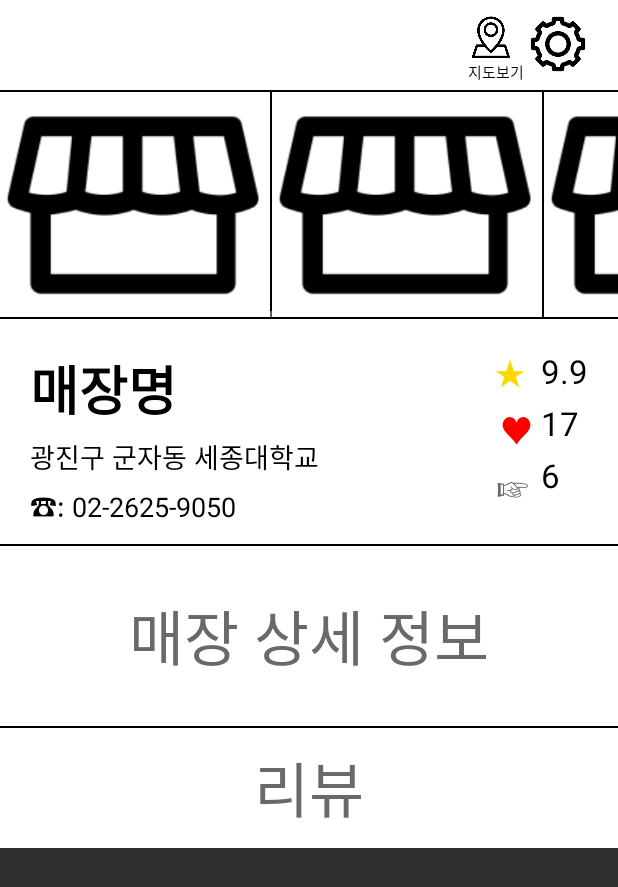
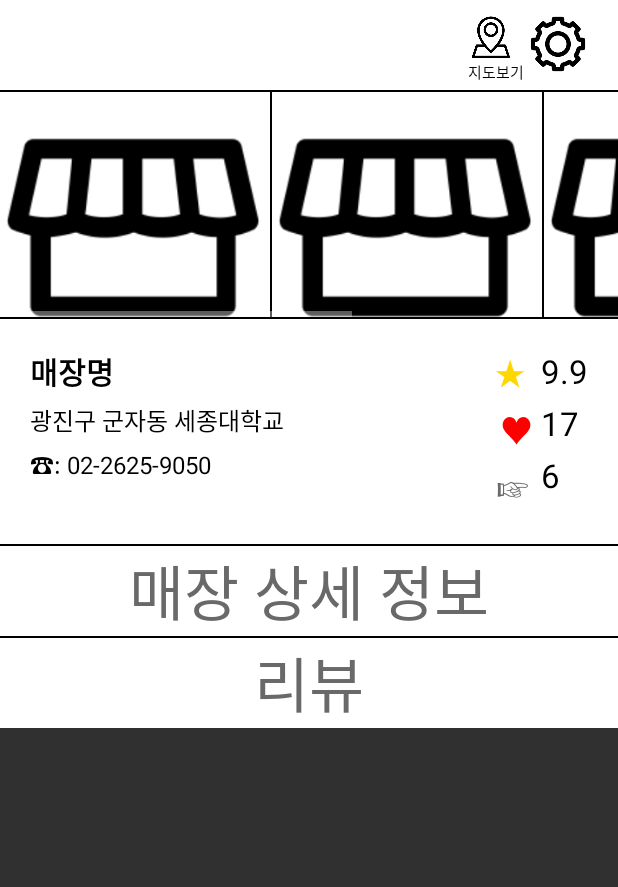
Before and after one commit to SnoopyKim/NewSikDang, an Android app: the Restaurant screen opened directly, with no data from a screen before it, on a phone screen of 412 x 824 dp. Shown: the top 887 px of the screen. Run offline under Robolectric (Android 15) with nearby library versions, the phone set to English and light mode, and no system bars; our stand-ins replace Firebase (no records; nobody signed in at launch, a user with empty details on screens opened directly); 3 statements that could not run were skipped.

Commit message:
Restaurant View & Data retrieve
+ some layout

```diff
--- a/app/src/main/java/project/com/newsikdang/OneFragment.java
+++ b/app/src/main/java/project/com/newsikdang/OneFragment.java
@@ -62,8 +62,9 @@ public class OneFragment extends Fragment implements View.OnClickListener {
                     @Override
                     public void onDataChange(@NonNull DataSnapshot dataSnapshot) {
                         for (DataSnapshot data : dataSnapshot.getChildren()) {
+                            String stResKey = data.getKey();
                             String stResName = data.child("name").getValue().toString();
-                            items.add(new ReslistActivity(stResName, "357", "43", "9.8"));
+                            items.add(new ReslistActivity(stResKey, stResName, "357", "43", "9.8"));
                             mAdapter.notifyDataSetChanged();
                         }
                     }
--- a/app/src/main/java/project/com/newsikdang/RecyclerViewHolder.java
+++ b/app/src/main/java/project/com/newsikdang/RecyclerViewHolder.java
@@ -5,6 +5,7 @@ import android.view.View;
 import android.widget.TextView;
 
 public class RecyclerViewHolder extends RecyclerView.ViewHolder {
+
     public TextView mRestxt1;
     public TextView mRestxt2;
     public TextView mRestxt3;
--- a/app/src/main/java/project/com/newsikdang/Restaurant.java
+++ b/app/src/main/java/project/com/newsikdang/Restaurant.java
@@ -1,13 +1,45 @@
 package project.com.newsikdang;
 
+import android.support.annotation.NonNull;
 import android.support.v7.app.AppCompatActivity;
 import android.os.Bundle;
+import android.widget.TextView;
+
+import com.google.firebase.database.DataSnapshot;
+import com.google.firebase.database.DatabaseError;
+import com.google.firebase.database.DatabaseReference;
+import com.google.firebase.database.FirebaseDatabase;
+import com.google.firebase.database.ValueEventListener;
 
 public class Restaurant extends AppCompatActivity {
+
+    DatabaseReference restaurantRef;
+
+    TextView tvResName, tvResAddress, tvResPhone;
 
     @Override
     protected void onCreate(Bundle savedInstanceState) {
         super.onCreate(savedInstanceState);
         setContentView(R.layout.restaurant);
+
+        tvResName = findViewById(R.id.res_name);
+        tvResAddress = findViewById(R.id.res_address);
+        tvResPhone = findViewById(R.id.res_number);
+
+        String key = getIntent().getStringExtra("key");
+
+        restaurantRef = FirebaseDatabase.getInstance().getReference("restaurants")
+                .child("3040000").child(key);
+
+        restaurantRef.addListenerForSingleValueEvent(new ValueEventListener() {
+            @Override
+            public void onDataChange(@NonNull DataSnapshot dataSnapshot) {
+                tvResName.setText(dataSnapshot.child("name").getValue().toString());
+                tvResAddress.setText(dataSnapshot.child("address").getValue().toString());
+                tvResPhone.setText(dataSnapshot.child("tel").getValue().toString());
+            }
+            @Override
+            public void onCancelled(@NonNull DatabaseError databaseError) { }
+        });
     }
 }
--- a/app/src/main/res/layout/restaurant.xml
+++ b/app/src/main/res/layout/restaurant.xml
@@ -6,6 +6,9 @@
     android:layout_height="match_parent"
     tools:context=".Restaurant">
 
+    <RelativeLayout
+        android:layout_width="match_parent"
+        android:layout_height="match_parent">
     <!--상단바-->
         <RelativeLayout
             android:id="@+id/res_top"
@@ -64,7 +67,7 @@
                     <ImageView
                         android:id="@+id/res_img1"
                         android:layout_width="180dp"
-                    android:layout_height="150dp"
+                        android:layout_height="180dp"
                         android:src="@drawable/shop_blank"/>
                     <View
                         android:layout_width="1dp"
@@ -73,7 +76,7 @@
                     <ImageView
                         android:id="@+id/res_img2"
                         android:layout_width="180dp"
-                    android:layout_height="150dp"
+                        android:layout_height="180dp"
                         android:src="@drawable/shop_blank" />
                     <View
                         android:layout_width="1dp"
@@ -82,7 +85,7 @@
                     <ImageView
                         android:id="@+id/res_img3"
                         android:layout_width="180dp"
-                    android:layout_height="150dp"
+                        android:layout_height="180dp"
                         android:src="@drawable/shop_blank"/>
                     <View
                         android:layout_width="1dp"
@@ -91,7 +94,7 @@
                     <ImageView
                         android:id="@+id/res_img4"
                         android:layout_width="180dp"
-                    android:layout_height="150dp"
+                        android:layout_height="180dp"
                         android:src="@drawable/shop_blank"/>
                 </LinearLayout>
             </HorizontalScrollView>
@@ -112,22 +115,24 @@
             android:background="#FFFFFF">
             <TextView
                 android:id="@+id/res_name"
-            android:layout_width="150dp"
+                android:layout_width="match_parent"
                 android:layout_height="wrap_content"
                 android:textColor="#000000"
-            android:textSize="35dp"
+                android:textSize="20dp"
                 android:layout_marginLeft="20dp"
                 android:layout_marginTop="20dp"
+                android:layout_toStartOf="@id/res_star_img"
                 android:text="매장명"
                 android:textStyle="bold"/>
             <TextView
                 android:id="@+id/res_address"
-            android:layout_width="wrap_content"
+                android:layout_width="match_parent"
                 android:layout_height="wrap_content"
                 android:textColor="#000000"
-            android:textSize="18dp"
+                android:textSize="16dp"
                 android:layout_marginTop="5dp"
                 android:layout_below="@+id/res_name"
+                android:layout_toStartOf="@id/res_heart_img"
                 android:layout_alignLeft="@+id/res_name"
                 android:text="광진구 군자동 세종대학교"/>
             <TextView
@@ -135,7 +140,7 @@
                 android:layout_width="wrap_content"
                 android:layout_height="wrap_content"
                 android:textColor="#000000"
-            android:textSize="18dp"
+                android:textSize="16dp"
                 android:layout_marginTop="5dp"
                 android:layout_below="@+id/res_address"
                 android:layout_alignLeft="@+id/res_name"
@@ -217,7 +222,7 @@
         <RelativeLayout
             android:id="@+id/res_detail"
             android:layout_width="match_parent"
-        android:layout_height="120dp"
+            android:layout_height="wrap_content"
             android:layout_below="@+id/res_name_line"
             android:background="#FFFFFF">
             <TextView
@@ -239,7 +244,7 @@
         <!--리뷰-->
         <RelativeLayout
             android:layout_width="match_parent"
-        android:layout_height="80dp"
+            android:layout_height="wrap_content"
             android:layout_below="@+id/res_detail_line"
             android:background="#FFFFFF">
             <TextView
@@ -251,5 +256,5 @@
                 android:layout_centerInParent="true"
                 android:text="리뷰"/>
         </RelativeLayout>
-
     </RelativeLayout>
+</RelativeLayout>
--- a/app/src/main/res/layout/threefragment.xml
+++ b/app/src/main/res/layout/threefragment.xml
@@ -9,7 +9,6 @@
     <!--탑바-->
     <LinearLayout
         android:id="@+id/frag3_top"
-        android:layout_marginTop="60dp"
         android:layout_width="match_parent"
         android:layout_height="50dp"
         android:padding="0dp"
```
Also changed, not shown: app/src/main/java/project/com/newsikdang/Adapter.java (+4 -6 lines), app/src/main/java/project/com/newsikdang/Join2Activity.java (+8 -4 lines), app/src/main/java/project/com/newsikdang/ReslistActivity.java (+7 -4 lines), app/src/main/res/layout/activity_reslist.xml (+45 -41 lines), app/src/main/res/layout/threelist.xml (+8 -5 lines), app/src/main/res/layout/twofragment.xml (+67 -5 lines). Lines whose indentation alone changed are shown as unchanged.
